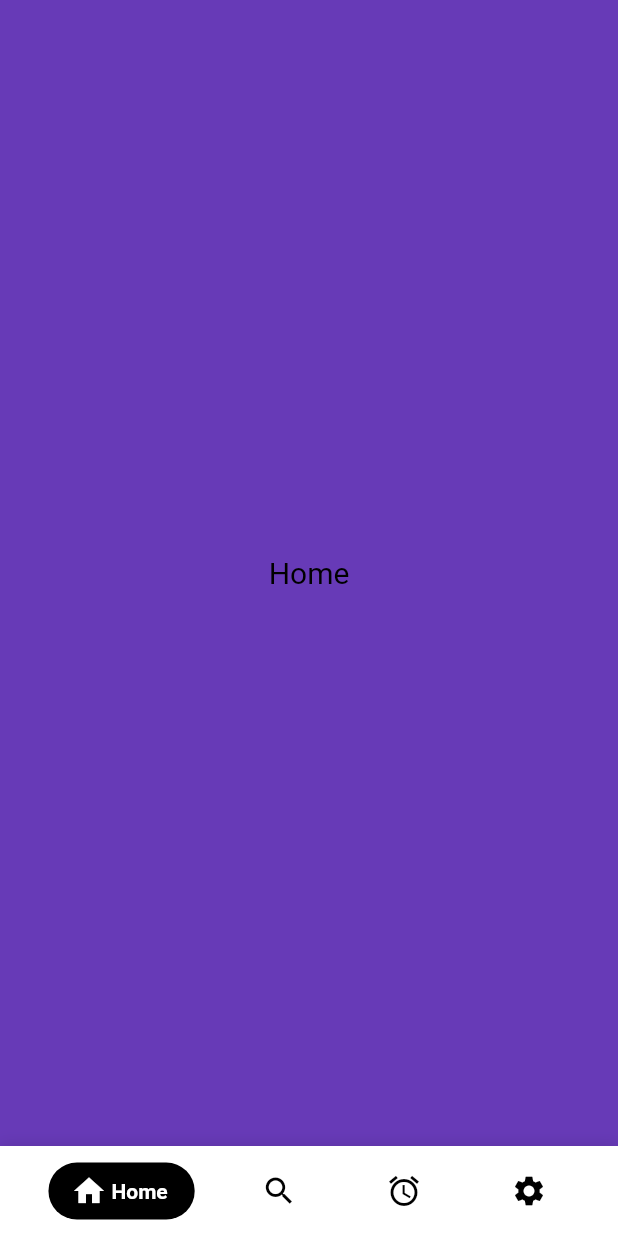
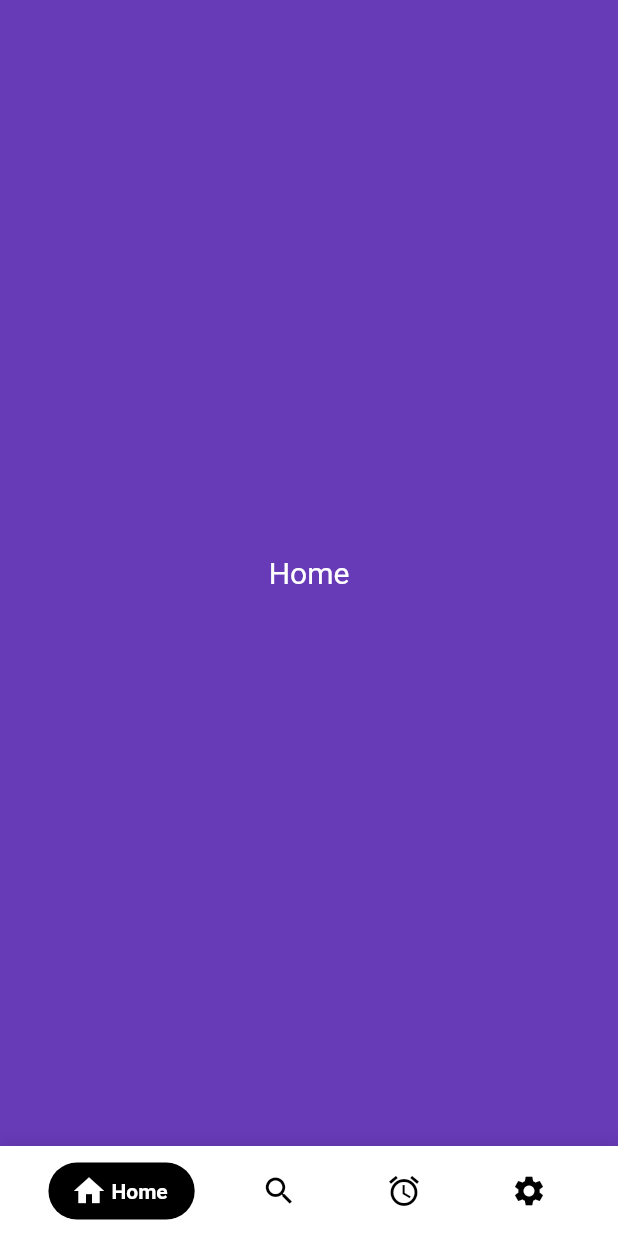
Before and after one commit to kushalmahapatro/cuberto_bottom_bar, a Flutter app: the screen it shows after launch, on a phone screen of 412 x 824 dp. Run offline on Flutter 3.47's test engine with Material 2 defaults, Android fonts, the light colour scheme and no system bars.

Commit message:
Fixed currentTitle visibility

```diff
--- a/example/lib/main.dart
+++ b/example/lib/main.dart
@@ -41,7 +41,7 @@ class _MyHomePageState extends State<MyHomePage> {
         child: Center(
             child: Text(
           currentTitle,
-          style: TextStyle(color: inactiveColor, fontSize: 20.0),
+          style: TextStyle(color: Colors.white, fontSize: 20.0),
         )),
       ),
       drawer: new Container(
@@ -69,9 +69,13 @@ class _MyHomePageState extends State<MyHomePage> {
           TabData(
               iconData: Icons.search, title: "Search", tabColor: Colors.pink),
           TabData(
-              iconData: Icons.access_alarm, title: "Alarm", tabColor: Colors.amber),
+              iconData: Icons.access_alarm,
+              title: "Alarm",
+              tabColor: Colors.amber),
           TabData(
-              iconData: Icons.settings, title: "Settings", tabColor: Colors.teal),
+              iconData: Icons.settings,
+              title: "Settings",
+              tabColor: Colors.teal),
         ],
         onTabChangedListener: (position, title, color) {
           setState(() {
```
